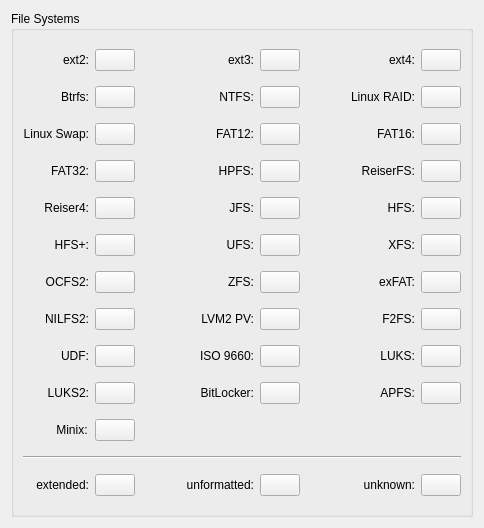
Before: the Qt Designer form src/config/configurepagefilesystemcolors.ui in KDE/partitionmanager, drawn with Qt 5.
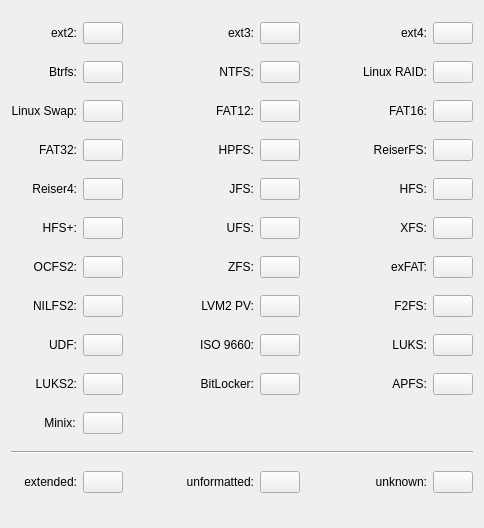
After: the same form once the commit is applied. Custom widgets are drawn as their Qt base class.

Commit message:
Use less frame in advanced and file system config
Also use less lines of code :)

Patch:
```diff
--- a/src/config/configurepagefilesystemcolors.ui
+++ b/src/config/configurepagefilesystemcolors.ui
@@ -17,18 +17,6 @@
     <height>528</height>
    </rect>
   </property>
-  <layout class="QVBoxLayout" name="verticalLayout">
-   <item>
-    <widget class="QGroupBox" name="groupBox">
-     <property name="sizePolicy">
-      <sizepolicy hsizetype="Preferred" vsizetype="Preferred">
-       <horstretch>0</horstretch>
-       <verstretch>3</verstretch>
-      </sizepolicy>
-     </property>
-     <property name="title">
-      <string>File Systems</string>
-     </property>
      <layout class="QGridLayout" name="gridLayout">
       <item row="3" column="7">
        <widget class="KColorButton" name="kcfg_fileSystemColorCodeReiserFS"/>
@@ -866,9 +854,6 @@
         <property name="orientation">
          <enum>Qt::Horizontal</enum>
         </property>
-       </widget>
-      </item>
-     </layout>
     </widget>
    </item>
   </layout>
```
Lines whose indentation alone changed are shown as unchanged. The commit also changes 1 other file.
